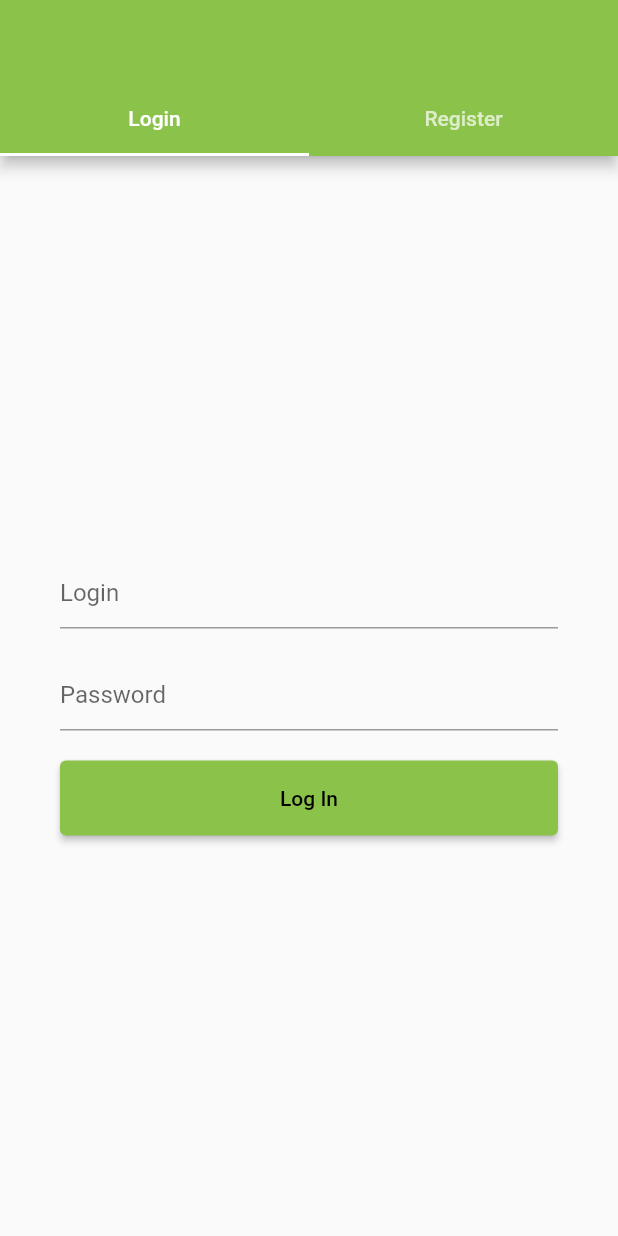
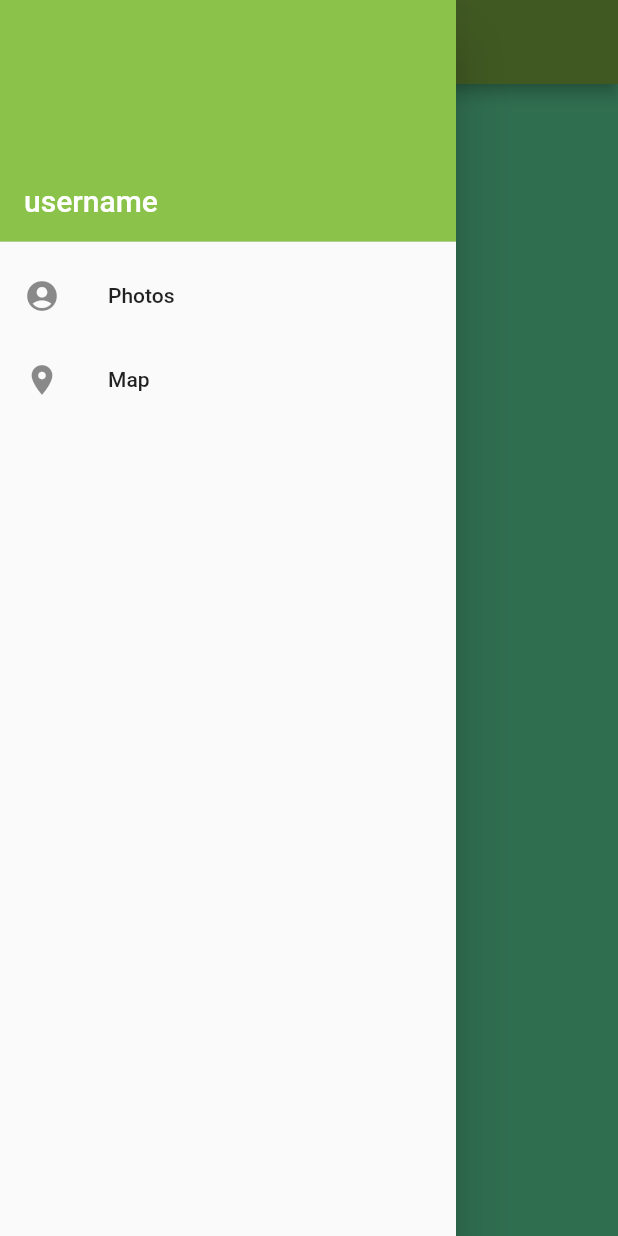
Before and after one commit to eugeen3/BalinaSoftTest, a Flutter app: the screen it shows after launch, with the side drawer open (before the commit the screen has no drawer), on a phone screen of 412 x 824 dp. Run offline on Flutter 3.47's test engine with Material 2 defaults, Android fonts, the phone set to English and light mode, and no system bars; our stand-ins replace bloc, dartz, equatable, flutter_bloc, get_it, shared_preferences.

Commit message:
finish home screen

```diff
--- a/lib/core/constants/http_constants.dart
+++ b/lib/core/constants/http_constants.dart
@@ -1,9 +1,5 @@
 abstract class HttpConstants {
   static const String baseURL = 'junior.balinasoft.com';
-  static const Map<String, String> headers = {
-    'accept': 'application/json',
-    'Content-Type': 'application/json'
-  };
   static const int successHttpCode = 200;
   static const int errorHttpCode = 400;
 }
--- a/lib/features/auth/data/repository/auth_repository_impl.dart
+++ b/lib/features/auth/data/repository/auth_repository_impl.dart
@@ -1,8 +1,8 @@
 import 'package:balinasoft_test/core/exception/exception.dart';
 import 'package:balinasoft_test/features/auth/data/datasource/auth_local_datasource.dart';
 import 'package:balinasoft_test/features/auth/data/datasource/auth_remote_datasource.dart';
-import 'package:balinasoft_test/features/auth/data/models/auth_data_model.dart';
-import 'package:balinasoft_test/features/auth/data/models/user_model.dart';
+import 'package:balinasoft_test/features/auth/data/model/auth_data_model.dart';
+import 'package:balinasoft_test/features/auth/data/model/user_model.dart';
 import 'package:balinasoft_test/features/auth/domain/repository/auth_repository.dart';
 import 'package:balinasoft_test/features/auth/utils/auth_type.dart';
 import 'package:dartz/dartz.dart';
--- a/lib/features/auth/domain/repository/auth_repository.dart
+++ b/lib/features/auth/domain/repository/auth_repository.dart
@@ -1,6 +1,6 @@
 import 'package:balinasoft_test/core/exception/exception.dart';
-import 'package:balinasoft_test/features/auth/data/models/auth_data_model.dart';
-import 'package:balinasoft_test/features/auth/data/models/user_model.dart';
+import 'package:balinasoft_test/features/auth/data/model/auth_data_model.dart';
+import 'package:balinasoft_test/features/auth/data/model/user_model.dart';
 import 'package:balinasoft_test/features/auth/utils/auth_type.dart';
 import 'package:dartz/dartz.dart';
 
--- a/lib/features/auth/presentation/cubit/auth_cubit.dart
+++ b/lib/features/auth/presentation/cubit/auth_cubit.dart
@@ -1,6 +1,6 @@
 import 'package:balinasoft_test/core/constants/localization_constants.dart';
-import 'package:balinasoft_test/features/auth/data/models/auth_data_model.dart';
-import 'package:balinasoft_test/features/auth/data/models/user_model.dart';
+import 'package:balinasoft_test/features/auth/data/model/auth_data_model.dart';
+import 'package:balinasoft_test/features/auth/data/model/user_model.dart';
 import 'package:balinasoft_test/features/auth/domain/repository/auth_repository.dart';
 import 'package:balinasoft_test/features/auth/utils/auth_type.dart';
 import 'package:equatable/equatable.dart';
@@ -25,6 +25,7 @@ class AuthCubit extends Cubit<AuthState> {
       },
       (user) {
         debugPrint('Retrieved user: ${user.toString()}');
+
         emit(state.copyWith(user: user));
       },
     );
--- a/lib/features/auth/presentation/ui/screens/auth_screen.dart
+++ b/lib/features/auth/presentation/ui/screens/auth_screen.dart
@@ -1,6 +1,6 @@
 import 'package:balinasoft_test/core/constants/localization_constants.dart';
 import 'package:balinasoft_test/core/ui/snackbar.dart';
-import 'package:balinasoft_test/features/auth/data/models/auth_data_model.dart';
+import 'package:balinasoft_test/features/auth/data/model/auth_data_model.dart';
 import 'package:balinasoft_test/features/auth/presentation/cubit/auth_cubit.dart';
 import 'package:balinasoft_test/features/auth/presentation/ui/widgets/auth_button.dart';
 import 'package:flutter/material.dart';
@@ -26,7 +26,7 @@ class AuthScreen extends StatelessWidget {
         },
         builder: (context, state) {
           if (state.user != null) {
-            Navigator.of(context).pushReplacementNamed('/photos');
+            Navigator.of(context).pushReplacementNamed('/home');
           }
           return Scaffold(
             appBar: AppBar(
--- /dev/null
+++ b/lib/features/map/presentation/cubit/map_cubit.dart
@@ -0,0 +1,8 @@
+import 'package:bloc/bloc.dart';
+import 'package:equatable/equatable.dart';
+
+part 'map_state.dart';
+
+class MapCubit extends Cubit<MapState> {
+  MapCubit() : super(MapInitial());
+}
--- a/lib/features/photos/presentation/screens/photos_screen.dart
+++ b/lib/features/photos/presentation/widgets/photos_widget.dart
@@ -1,7 +1,7 @@
 import 'package:flutter/material.dart';
 
-class PhotosScreen extends StatelessWidget {
-  const PhotosScreen({Key? key}) : super(key: key);
+class PhotosWidget extends StatelessWidget {
+  const PhotosWidget({Key? key}) : super(key: key);
 
   @override
   Widget build(BuildContext context) {
--- /dev/null
+++ b/lib/home.dart
@@ -0,0 +1,91 @@
+import 'package:balinasoft_test/core/constants/localization_constants.dart';
+import 'package:balinasoft_test/features/map/presentation/widgets/map_widget.dart';
+import 'package:balinasoft_test/features/photos/presentation/widgets/photos_widget.dart';
+import 'package:flutter/material.dart';
+
+enum _Pages {
+  photos,
+  map,
+}
+
+class HomeScreen extends StatefulWidget {
+  const HomeScreen({Key? key}) : super(key: key);
+
+  @override
+  State<HomeScreen> createState() => _HomeScreenState();
+}
+
+class _HomeScreenState extends State<HomeScreen> {
+  _Pages currentPage = _Pages.photos;
+
+  @override
+  Widget build(BuildContext context) {
+    return Scaffold(
+      appBar: AppBar(),
+      body: _getBody(),
+      drawer: Drawer(
+        child: ListView(children: [
+          DrawerHeader(
+            decoration: BoxDecoration(
+              color: Theme.of(context).colorScheme.primary,
+            ),
+            padding: const EdgeInsets.only(left: 16, bottom: 16),
+            child: Column(
+              children: [
+                const Spacer(),
+                Row(
+                  children: [
+                    Expanded(
+                      child: Text(
+                        'username',
+                        style: TextStyle(
+                          color: Theme.of(context).colorScheme.secondary,
+                          fontSize: 20,
+                        ),
+                      ),
+                    ),
+                  ],
+                ),
+              ],
+            ),
+          ),
+          ListTile(
+            leading: const Icon(Icons.account_circle_rounded),
+            title: const Text(LocalizationConstants.drawerPhotos),
+            onTap: () => _changePage(_Pages.photos),
+          ),
+          ListTile(
+            leading: const Icon(Icons.place),
+            title: const Text(LocalizationConstants.drawerMap),
+            onTap: () => _changePage(_Pages.map),
+          ),
+        ]),
+      ),
+    );
+  }
+
+  Widget? _getBody() {
+    switch (currentPage) {
+      case _Pages.photos:
+        return const PhotosWidget();
+      case _Pages.map:
+        return const MapWidget();
+      default:
+        return null;
+    }
+  }
+
+  void _changePage(_Pages page) {
+    setState(() {
+      switch (page) {
+        case _Pages.photos:
+          currentPage = _Pages.photos;
+          break;
+        case _Pages.map:
+          currentPage = _Pages.map;
+          break;
+      }
+    });
+    Navigator.pop(context);
+  }
+}
--- a/lib/main.dart
+++ b/lib/main.dart
@@ -2,7 +2,7 @@ import 'package:balinasoft_test/core/injection/service_locator.dart';
 import 'package:balinasoft_test/features/auth/presentation/cubit/auth_cubit.dart';
 import 'package:balinasoft_test/features/auth/presentation/ui/screens/auth_screen.dart';
 import 'package:balinasoft_test/features/auth/presentation/ui/screens/splash_screen.dart';
-import 'package:balinasoft_test/features/photos/presentation/screens/photos_screen.dart';
+import 'package:balinasoft_test/home.dart';
 import 'package:flutter/material.dart';
 import 'package:flutter_bloc/flutter_bloc.dart';
 
@@ -42,11 +42,11 @@ class MyApp extends StatelessWidget {
             primarySwatch: myColor,
           ).copyWith(secondary: Colors.white),
         ),
-        initialRoute: '/splash',
+        initialRoute: '/home',
         routes: {
           '/splash': (context) => const SplashScreen(),
           '/auth': (context) => const AuthScreen(),
-          '/photos': (context) => const PhotosScreen(),
+          '/home': (context) => const HomeScreen(),
         },
       ),
     );
```
Also changed, not shown: lib/features/auth/data/datasource/auth_local_datasource.dart (+12 -0 lines), lib/features/map/presentation/cubit/map_state.dart (added, +10 -0 lines), lib/features/map/presentation/widgets/map_widget.dart (added, +12 -0 lines).
